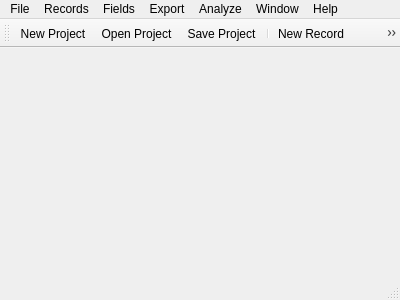
Before: the Qt Designer form Source/Tome/Core/mainwindow.ui in npruehs/tome-editor, drawn with Qt 5.
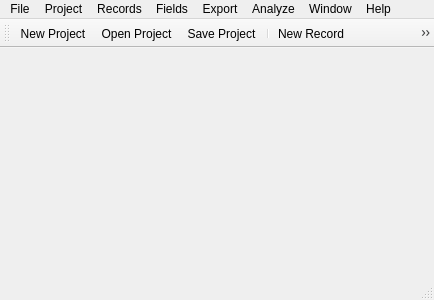
After: the same form once the commit is applied. Icons and pictures are not drawn.

Commit message: ADDED: Project - Overview window.

What changed in the file:
```diff
--- a/Source/Tome/Core/mainwindow.ui
+++ b/Source/Tome/Core/mainwindow.ui
@@ -6,7 +6,7 @@
    <rect>
     <x>0</x>
     <y>0</y>
-    <width>400</width>
+    <width>434</width>
     <height>300</height>
    </rect>
   </property>
@@ -29,7 +29,7 @@
     <rect>
      <x>0</x>
      <y>0</y>
-     <width>400</width>
+     <width>434</width>
      <height>21</height>
     </rect>
    </property>
@@ -102,7 +102,14 @@
     </property>
     <addaction name="actionError_List"/>
    </widget>
+   <widget class="QMenu" name="menuProject">
+    <property name="title">
+     <string>Project</string>
+    </property>
+    <addaction name="actionProject_Overview"/>
+   </widget>
    <addaction name="menuFile"/>
+   <addaction name="menuProject"/>
    <addaction name="menuRecords"/>
    <addaction name="menuFields"/>
    <addaction name="menuExport"/>
```
Left out of the diff: 5 changed lines with no effect on the pictures. The commit also changes 10 other files.
